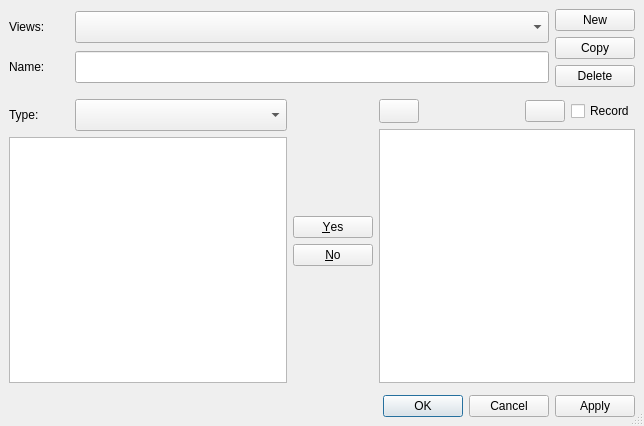
ccherrett/oom, file oom/widgets/trackvieweditorbase.ui: the form before one commit.
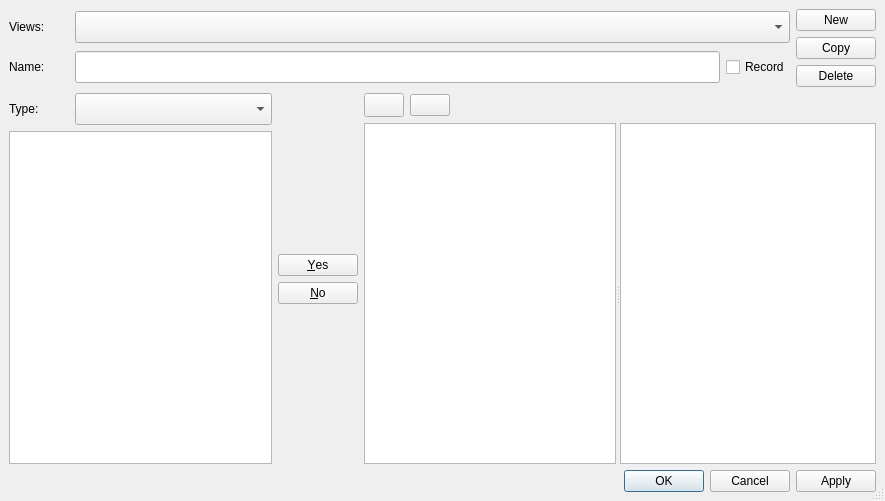
The form after the commit.

The edit to the form file:
```diff
--- a/oom/widgets/trackvieweditorbase.ui
+++ b/oom/widgets/trackvieweditorbase.ui
@@ -10,8 +10,8 @@
    <rect>
     <x>0</x>
     <y>0</y>
-    <width>644</width>
-    <height>426</height>
+    <width>885</width>
+    <height>501</height>
    </rect>
   </property>
   <property name="sizePolicy">
@@ -29,10 +29,7 @@
   <property name="modal">
    <bool>true</bool>
   </property>
-  <layout class="QVBoxLayout" name="verticalLayout">
-   <property name="spacing">
-    <number>12</number>
-   </property>
+  <layout class="QVBoxLayout" name="verticalLayout_4">
    <item>
     <layout class="QHBoxLayout" name="horizontalLayout">
      <property name="bottomMargin">
@@ -128,6 +125,16 @@
            </property>
           </widget>
          </item>
+         <item>
+          <widget class="QCheckBox" name="chkRecord">
+           <property name="toolTip">
+            <string>Toggle Record Arm on all tracks in view.</string>
+           </property>
+           <property name="text">
+            <string>Record</string>
+           </property>
+          </widget>
+         </item>
         </layout>
        </item>
       </layout>
@@ -190,17 +197,20 @@
     </layout>
    </item>
    <item>
-    <layout class="QHBoxLayout" name="listLayout" stretch="1,0,0">
+    <layout class="QHBoxLayout" name="horizontalLayout_2">
      <item>
       <layout class="QVBoxLayout" name="tracksLayout" stretch="0,0">
        <property name="sizeConstraint">
-        <enum>QLayout::SetMinAndMaxSize</enum>
+        <enum>QLayout::SetMinimumSize</enum>
        </property>
        <property name="rightMargin">
         <number>0</number>
        </property>
        <item>
         <layout class="QHBoxLayout" name="typeLayout">
+         <property name="sizeConstraint">
+          <enum>QLayout::SetMinimumSize</enum>
+         </property>
          <item>
           <widget class="QLabel" name="lblType">
            <property name="minimumSize">
@@ -230,7 +240,7 @@
            </property>
            <property name="minimumSize">
             <size>
-             <width>80</width>
+             <width>100</width>
              <height>32</height>
             </size>
            </property>
@@ -246,6 +256,12 @@
            <verstretch>1</verstretch>
           </sizepolicy>
          </property>
+         <property name="minimumSize">
+          <size>
+           <width>217</width>
+           <height>100</height>
+          </size>
+         </property>
          <property name="horizontalScrollBarPolicy">
           <enum>Qt::ScrollBarAsNeeded</enum>
          </property>
@@ -273,12 +289,15 @@
       </widget>
      </item>
      <item>
-      <layout class="QVBoxLayout" name="verticalLayout_5">
-       <property name="leftMargin">
+      <layout class="QVBoxLayout" name="verticalLayout" stretch="0,1">
+       <property name="bottomMargin">
         <number>0</number>
        </property>
        <item>
         <layout class="QHBoxLayout" name="horizontalLayout_3">
+         <property name="sizeConstraint">
+          <enum>QLayout::SetMinimumSize</enum>
+         </property>
          <property name="bottomMargin">
           <number>0</number>
          </property>
@@ -295,6 +314,13 @@
            </property>
           </widget>
          </item>
+         <item>
+          <widget class="QPushButton" name="btnDown">
+           <property name="text">
+            <string/>
+           </property>
+          </widget>
+         </item>
          <item>
           <spacer name="horizontalSpacer">
            <property name="orientation">
@@ -308,27 +334,14 @@
            </property>
           </spacer>
          </item>
-         <item>
-          <widget class="QPushButton" name="btnDown">
-           <property name="text">
-            <string/>
-           </property>
-          </widget>
-         </item>
-         <item>
-          <widget class="QCheckBox" name="chkRecord">
-           <property name="toolTip">
-            <string>Toggle Record Arm on all tracks in view.</string>
-           </property>
-           <property name="text">
-            <string>Record</string>
-           </property>
-          </widget>
-         </item>
         </layout>
        </item>
        <item>
-        <widget class="QTableView" name="listSelectedTracks">
+        <widget class="QSplitter" name="splitter">
+         <property name="orientation">
+          <enum>Qt::Horizontal</enum>
+         </property>
+         <widget class="QListView" name="listSelectedTracks">
          <property name="sizePolicy">
           <sizepolicy hsizetype="Expanding" vsizetype="Expanding">
            <horstretch>1</horstretch>
@@ -351,23 +364,17 @@
           <enum>QAbstractItemView::ExtendedSelection</enum>
          </property>
          <property name="selectionBehavior">
-          <enum>QAbstractItemView::SelectColumns</enum>
-         </property>
-         <property name="cornerButtonEnabled">
-          <bool>false</bool>
-         </property>
-         <attribute name="verticalHeaderVisible">
-          <bool>false</bool>
-         </attribute>
-         <attribute name="verticalHeaderStretchLastSection">
-          <bool>true</bool>
-         </attribute>
-         <attribute name="verticalHeaderVisible">
-          <bool>false</bool>
-         </attribute>
-         <attribute name="verticalHeaderStretchLastSection">
-          <bool>true</bool>
-         </attribute>
+           <enum>QAbstractItemView::SelectRows</enum>
+          </property>
+         </widget>
+         <widget class="QTableWidget" name="optionsTable">
+          <property name="baseSize">
+           <size>
+            <width>50</width>
+            <height>150</height>
+           </size>
+          </property>
+         </widget>
         </widget>
        </item>
       </layout>
```
Lines whose indentation alone changed are shown as unchanged.
